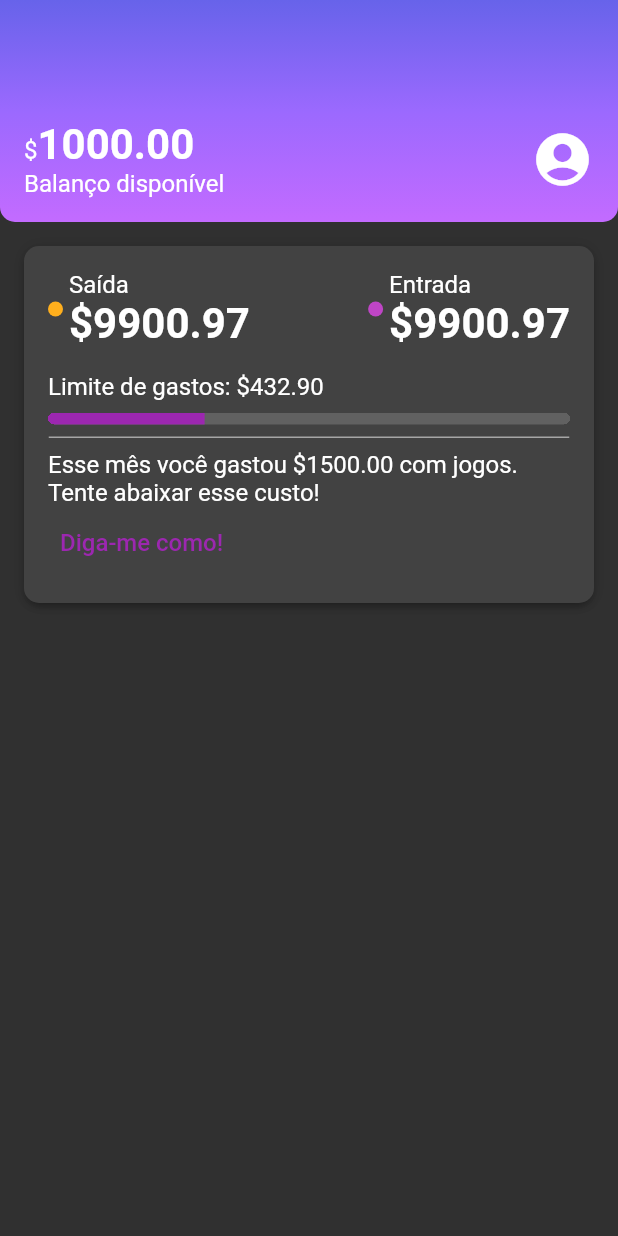
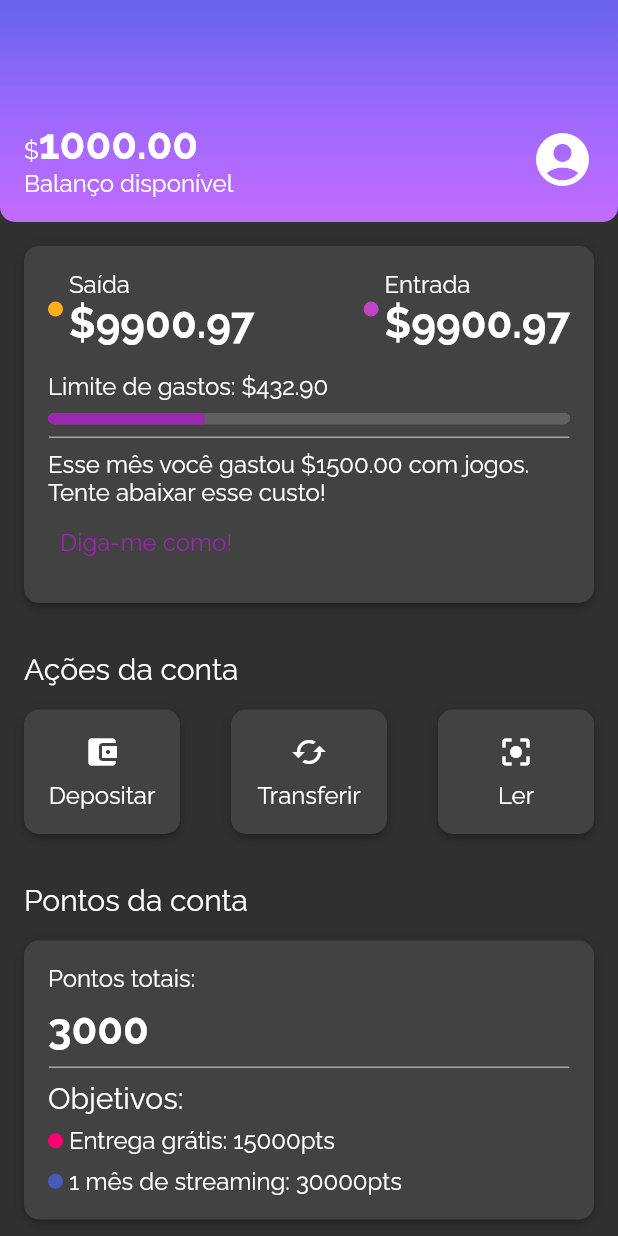
Before and after one commit to danielcruzdev/flutter-alubank, a Flutter app: the screen it shows after launch, on a phone screen of 412 x 824 dp. Run offline on Flutter 3.47's test engine with Material 2 defaults, Android fonts, the phone set to English and light mode, and no system bars.

Commit message:
aula 6 final do curso

```diff
--- a/lib/components/box_card.dart
+++ b/lib/components/box_card.dart
@@ -6,7 +6,7 @@ const BoxCard({ Key? key, required this.boxContent }) : super(key: key);
 
   @override
   Widget build(BuildContext context){
-    return Container(
+    return Ink(
       padding: const EdgeInsets.all(16),
       decoration: BoxDecoration(
         boxShadow: kElevationToShadow[3],
--- /dev/null
+++ b/lib/components/sections/account_actions.dart
@@ -0,0 +1,76 @@
+import 'package:alubank/components/box_card.dart';
+import 'package:flutter/material.dart';
+
+class AccountActions extends StatelessWidget {
+const AccountActions({ Key? key }) : super(key: key);
+
+  @override
+  Widget build(BuildContext context){
+    return Padding(
+      padding: const EdgeInsets.all(16),
+      child: Column(
+        crossAxisAlignment: CrossAxisAlignment.start,
+        children: [
+          Padding(
+            padding: const EdgeInsets.only(bottom: 16.0),
+            child: Text('Ações da conta', style: Theme.of(context).textTheme.titleMedium,),
+          ),
+          Row(
+            mainAxisAlignment: MainAxisAlignment.spaceBetween,
+            children: [
+              InkWell(
+                onTap: (){},
+                child: BoxCard(
+                  boxContent: _AccountActionsContent(
+                    icon: Icon(Icons.account_balance_wallet),
+                    text: 'Depositar',
+                  ),
+                ),
+              ),
+              InkWell(
+                onTap: (){},
+                child: BoxCard(
+                  boxContent: _AccountActionsContent(
+                    icon: Icon(Icons.cached),
+                    text: 'Transferir',
+                  ),
+                ),
+              ),
+              InkWell(
+                onTap: (){},
+                child: BoxCard(
+                  boxContent: _AccountActionsContent(
+                    icon: Icon(Icons.center_focus_strong),
+                    text: 'Ler',
+                  ),
+                ),
+              ),
+            ],
+          ),
+        ],
+      ),
+    );
+  }
+}
+
+class _AccountActionsContent extends StatelessWidget {
+final Icon icon;
+final String text;
+const _AccountActionsContent({ Key? key, required this.icon, required this.text }) : super(key: key);
+
+  @override
+  Widget build(BuildContext context){
+    return Container(
+      width: 72,
+      child: Column(
+        children: [
+          Padding(
+            padding: const EdgeInsets.only(bottom: 8.0),
+            child: icon,
+          ),
+          Text(text),
+        ],
+      ),
+    );
+  }
+}
--- /dev/null
+++ b/lib/components/sections/account_points.dart
@@ -0,0 +1,79 @@
+import 'package:alubank/components/box_card.dart';
+import 'package:alubank/components/color_dot.dart';
+import 'package:alubank/components/content_division.dart';
+import 'package:alubank/themes/theme_colors.dart';
+import 'package:flutter/material.dart';
+
+class AccountPoints extends StatelessWidget {
+  const AccountPoints({Key? key}) : super(key: key);
+
+  @override
+  Widget build(BuildContext context) {
+    return Padding(
+      padding: const EdgeInsets.all(16),
+      child: Column(
+        crossAxisAlignment: CrossAxisAlignment.start,
+        children: [
+          Padding(
+            padding: const EdgeInsets.only(bottom: 16.0),
+            child: Text(
+              'Pontos da conta',
+              style: Theme.of(context).textTheme.titleMedium,
+            ),
+          ),
+          BoxCard(boxContent: _AccountPointsContent()),
+        ],
+      ),
+    );
+  }
+}
+
+class _AccountPointsContent extends StatelessWidget {
+  const _AccountPointsContent({Key? key}) : super(key: key);
+
+  @override
+  Widget build(BuildContext context) {
+    return Column(
+      crossAxisAlignment: CrossAxisAlignment.start,
+      children: [
+        Padding(
+          padding: const EdgeInsets.only(bottom: 8.0),
+          child: Text('Pontos totais:'),
+        ),
+        Text(
+          '3000',
+          style: Theme.of(context).textTheme.bodyLarge,
+        ),
+        Padding(
+          padding: const EdgeInsets.only(top: 8.0, bottom: 8.0),
+          child: ContentDivision(),
+        ),
+        Text(
+          'Objetivos:',
+          style: Theme.of(context).textTheme.titleMedium,
+        ),
+        Padding(
+          padding: const EdgeInsets.only(top: 8.0, bottom: 8.0),
+          child: Row(
+            children: [
+              Padding(
+                padding: const EdgeInsets.only(right: 4.0),
+                child: ColorDot(color: ThemeColors.AccountPoints['delivery']),
+              ),
+              Text('Entrega grátis: 15000pts'),
+            ],
+          ),
+        ),
+        Row(
+            children: [
+              Padding(
+                padding: const EdgeInsets.only(right: 4.0),
+                child: ColorDot(color: ThemeColors.AccountPoints['streaming']),
+              ),
+              Text('1 mês de streaming: 30000pts'),
+            ],
+          ),
+      ],
+    );
+  }
+}
--- a/lib/components/sections/header.dart
+++ b/lib/components/sections/header.dart
@@ -2,16 +2,17 @@ import 'package:alubank/themes/theme_colors.dart';
 import 'package:flutter/material.dart';
 
 class Header extends StatelessWidget {
-  const Header({Key? key}) : super(key: key);
+const Header({ Key? key }) : super(key: key);
 
   @override
-  Widget build(BuildContext context) {
+  Widget build(BuildContext context){
     return Container(
-      decoration: const BoxDecoration(
+      decoration: BoxDecoration(
         gradient: LinearGradient(
-            begin: Alignment.topCenter,
-            end: Alignment.bottomCenter,
-            colors: ThemeColors.headerGradient),
+          begin: Alignment.topCenter,
+          end: Alignment.bottomCenter,
+          colors: ThemeColors.headerGradient
+        ),
         borderRadius: BorderRadius.vertical(bottom: Radius.circular(10)),
       ),
       child: Padding(
@@ -22,7 +23,7 @@ class Header extends StatelessWidget {
             Column(
               crossAxisAlignment: CrossAxisAlignment.start,
               children: <Widget>[
-                // Text('\$1000.00', style: TextStyle(fontSize: 28, fontWeight: FontWeight.bold),),
+              // Text('\$1000.00', style: TextStyle(fontSize: 28, fontWeight: FontWeight.bold),),
                 Text.rich(
                   TextSpan(
                     text: '\$',
@@ -34,13 +35,9 @@ class Header extends StatelessWidget {
                     ],
                   ),
                 ),
-                const Text('Balanço disponível'),
-              ],
-            ),
-            const Icon(
-              Icons.account_circle,
-              size: 42,
-            ),
+              Text('Balanço disponível'),
+            ],),
+            Icon(Icons.account_circle, size: 42,),
           ],
         ),
       ),
--- a/lib/components/sections/recent_activity.dart
+++ b/lib/components/sections/recent_activity.dart
@@ -9,8 +9,8 @@ class RecentActivity extends StatelessWidget {
 
   @override
   Widget build(BuildContext context) {
-    return const Padding(
-      padding: EdgeInsets.all(16),
+    return Padding(
+      padding: const EdgeInsets.all(16),
       child: BoxCard(boxContent: _RecentActivityContent()),
     );
   }
@@ -36,9 +36,8 @@ class _RecentActivityContent extends StatelessWidget {
                 Column(
                   crossAxisAlignment: CrossAxisAlignment.start,
                   children: [
-                    const Text('Saída'),
-                    Text('\$9900.97',
-                        style: Theme.of(context).textTheme.bodyLarge),
+                    Text('Saída'),
+                    Text('\$9900.97', style: Theme.of(context).textTheme.bodyLarge),
                   ],
                 ),
               ],
@@ -52,17 +51,16 @@ class _RecentActivityContent extends StatelessWidget {
                 Column(
                   crossAxisAlignment: CrossAxisAlignment.start,
                   children: [
-                    const Text('Entrada'),
-                    Text('\$9900.97',
-                        style: Theme.of(context).textTheme.bodyLarge),
+                    Text('Entrada'),
+                    Text('\$9900.97', style: Theme.of(context).textTheme.bodyLarge),
                   ],
                 ),
               ],
             ),
           ],
         ),
-        const Padding(
-          padding: EdgeInsets.only(top: 16.0, bottom: 8.0),
+        Padding(
+          padding: const EdgeInsets.only(top: 16.0, bottom: 8.0),
           child: Text('Limite de gastos: \$432.90'),
         ),
         Container(
@@ -70,23 +68,19 @@ class _RecentActivityContent extends StatelessWidget {
           decoration: BoxDecoration(
             borderRadius: BorderRadius.circular(5),
           ),
-          child: const LinearProgressIndicator(
+          child: LinearProgressIndicator(
             value: 0.3,
             minHeight: 8,
           ),
         ),
-        const Padding(
-          padding: EdgeInsets.only(top: 8.0, bottom: 8.0),
+        Padding(
+          padding: const EdgeInsets.only(top: 8.0, bottom: 8.0),
           child: ContentDivision(),
         ),
-        const Text(
-            'Esse mês você gastou \$1500.00 com jogos. Tente abaixar esse custo!'),
+        Text('Esse mês você gastou \$1500.00 com jogos. Tente abaixar esse custo!'),
         TextButton(
           onPressed: () {},
-          child: const Text(
-            'Diga-me como!',
-            style: TextStyle(fontSize: 16),
-          ),
+          child: Text('Diga-me como!', style: TextStyle(fontSize: 16),),
         ),
       ],
     );
--- a/lib/main.dart
+++ b/lib/main.dart
@@ -7,14 +7,14 @@ void main() {
 }
 
 class Alubank extends StatelessWidget {
-  const Alubank({Key? key}) : super(key: key);
+const Alubank({ Key? key }) : super(key: key);
 
   @override
-  Widget build(BuildContext context) {
+  Widget build(BuildContext context){
     return MaterialApp(
       title: 'Alubank',
-      theme: myTheme,
-      home: const Home(),
+      theme: MyTheme,
+      home: Home(),
     );
   }
 }
--- a/lib/screens/home.dart
+++ b/lib/screens/home.dart
@@ -1,19 +1,25 @@
+import 'package:alubank/components/box_card.dart';
+import 'package:alubank/components/color_dot.dart';
+import 'package:alubank/components/content_division.dart';
+import 'package:alubank/components/sections/account_actions.dart';
+import 'package:alubank/components/sections/account_points.dart';
 import 'package:alubank/components/sections/header.dart';
 import 'package:alubank/components/sections/recent_activity.dart';
+import 'package:alubank/themes/theme_colors.dart';
 import 'package:flutter/material.dart';
 
 class Home extends StatelessWidget {
-  const Home({Key? key}) : super(key: key);
+const Home({ Key? key }) : super(key: key);
 
   @override
-  Widget build(BuildContext context) {
-    return Scaffold(
-      body: Column(
-        children: const <Widget>[
-          Header(),
-          RecentActivity(),
-        ],
-      ),
-    );
+  Widget build(BuildContext context){
+    return Scaffold(body: Column(
+      children: <Widget>[
+        Header(),
+        RecentActivity(),
+        AccountActions(),
+        AccountPoints(),
+      ],
+    ),);
   }
 }
--- a/lib/themes/my_theme.dart
+++ b/lib/themes/my_theme.dart
@@ -1,11 +1,12 @@
 import 'package:alubank/themes/theme_colors.dart';
 import 'package:flutter/material.dart';
 
-ThemeData myTheme = ThemeData(
+ThemeData MyTheme = ThemeData(
   primarySwatch: ThemeColors.primaryColor,
   primaryColor: ThemeColors.primaryColor,
   brightness: Brightness.dark,
-  textTheme: const TextTheme(
+  fontFamily: 'Raleway',
+  textTheme: TextTheme(
     bodyMedium: TextStyle(
       fontSize: 16,
     ),
@@ -13,5 +14,9 @@ ThemeData myTheme = ThemeData(
       fontSize: 28,
       fontWeight: FontWeight.bold,
     ),
+    titleMedium: TextStyle(
+      fontSize: 20,
+      fontWeight: FontWeight.normal,
+    ),
   ),
 );
--- a/lib/themes/theme_colors.dart
+++ b/lib/themes/theme_colors.dart
@@ -1,3 +1,4 @@
+import 'package:alubank/components/sections/account_points.dart';
 import 'package:flutter/material.dart';
 
 class ThemeColors {
@@ -12,4 +13,8 @@ class ThemeColors {
     'income': Color.fromRGBO(191, 69, 198, 1.0),
   };
   static const division = Color.fromRGBO(166, 166, 166, 1.0);
+  static const AccountPoints = {
+    'delivery': Color.fromRGBO(250, 0, 112, 1.0),
+    'streaming': Color.fromRGBO(75, 89, 191, 1.0),
+  };
 }
```
Also changed, not shown: pubspec.yaml (+7 -0 lines), fonts/Raleway-Bold.ttf (added), fonts/Raleway-Regular.ttf (added), 1 other file.
